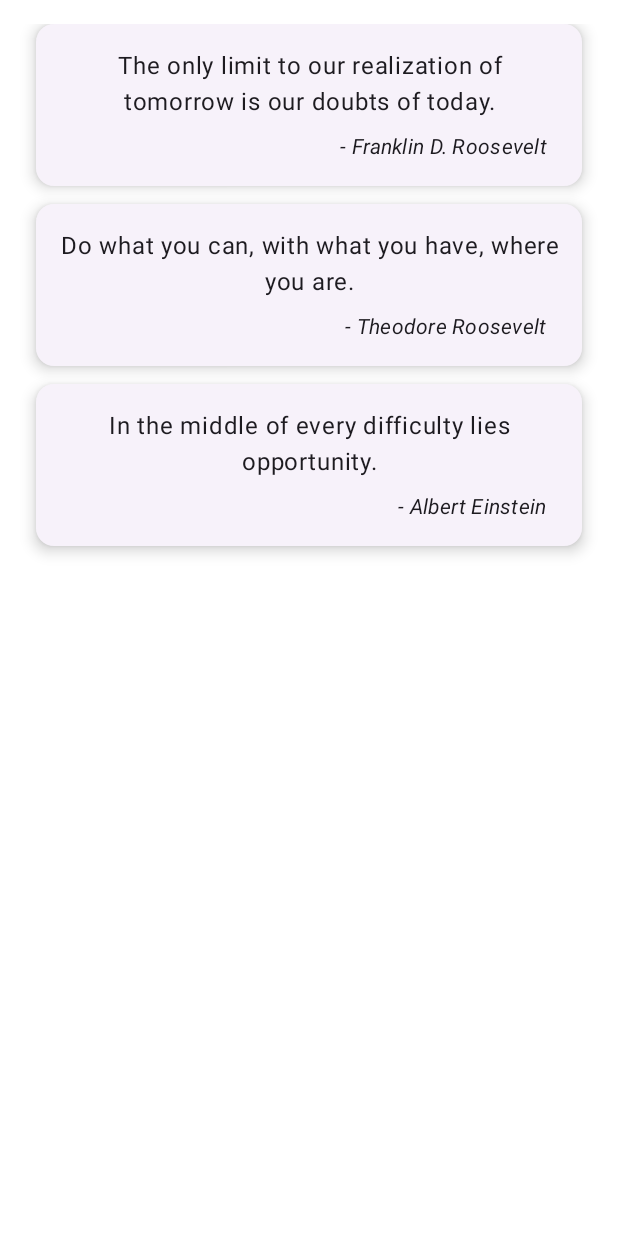
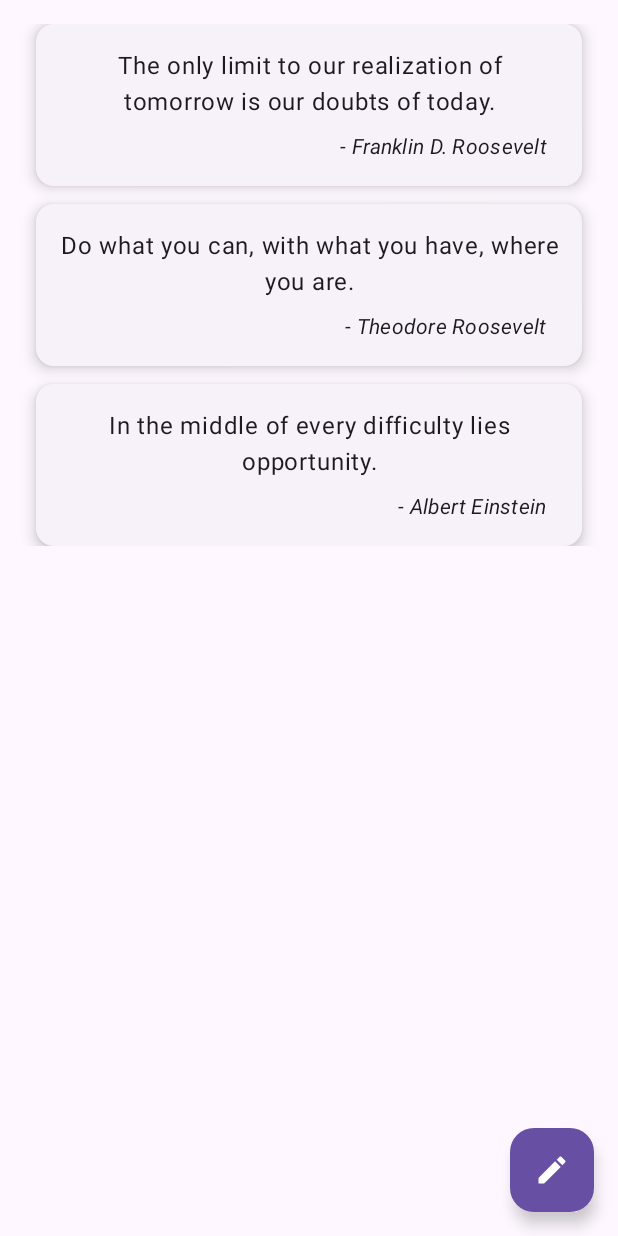
Before and after one commit to nathan79-c/My_Favorites_Quotes, an Android app built with Jetpack Compose: the @Preview function PreviewAllQuotes, on a phone screen of 412 x 824 dp. Run offline under Robolectric (Android 15) with nearby library versions, the phone set to English and light mode, and no system bars.

Commit message:
finish mainScreen

```diff
--- a/app/src/main/java/com/example/myfavoritesquotes/ui/AllQuotesScreen.kt
+++ b/app/src/main/java/com/example/myfavoritesquotes/ui/AllQuotesScreen.kt
@@ -1,6 +1,7 @@
 package com.example.myfavoritesquotes.ui
 
 import androidx.compose.foundation.layout.Arrangement
+import androidx.compose.foundation.layout.Box
 import androidx.compose.foundation.layout.Column
 import androidx.compose.foundation.layout.Spacer
 import androidx.compose.foundation.layout.fillMaxSize
@@ -10,10 +11,16 @@ import androidx.compose.foundation.layout.padding
 import androidx.compose.foundation.layout.size
 import androidx.compose.foundation.lazy.LazyColumn
 import androidx.compose.foundation.lazy.items
+import androidx.compose.material.icons.Icons
+import androidx.compose.material.icons.filled.Add
+import androidx.compose.material.icons.filled.Create
 import androidx.compose.material3.Card
 import androidx.compose.material3.CardDefaults
 import androidx.compose.material3.ElevatedCard
+import androidx.compose.material3.FloatingActionButton
+import androidx.compose.material3.Icon
 import androidx.compose.material3.MaterialTheme
+import androidx.compose.material3.Scaffold
 import androidx.compose.material3.Text
 import androidx.compose.runtime.Composable
 import androidx.compose.ui.Alignment
@@ -25,10 +32,20 @@ import androidx.compose.ui.unit.dp
 import com.example.myfavoritesquotes.data.model.QuotesModel
 
 @Composable
-fun AllQuotes(modifier: Modifier = Modifier, quotes: List<QuotesModel>) {
+fun AllQuotes(quotes: List<QuotesModel>) {
+    Scaffold(
+        floatingActionButton = {
+            FloatingActionButton(
+                onClick = { /* Handle click */ },
+                containerColor = MaterialTheme.colorScheme.primary
+            ) {
+                Icon(Icons.Filled.Create, "Add Quote")
+            }
+        }
+    ) { innerPadding ->
         LazyColumn(
-        modifier = modifier
-            .fillMaxSize()
+            modifier = Modifier
+                .padding(innerPadding)
                 .padding(16.dp),
             verticalArrangement = Arrangement.spacedBy(12.dp)
         ) {
@@ -37,6 +54,8 @@ fun AllQuotes(modifier: Modifier = Modifier, quotes: List<QuotesModel>) {
             }
         }
     }
+}
+
 
 @Composable
 fun CardQuotes(modifier: Modifier = Modifier, quotes: QuotesModel) {
@@ -69,6 +88,15 @@ fun CardQuotes(modifier: Modifier = Modifier, quotes: QuotesModel) {
     }
 }
 
+@Composable
+fun ButtonFloating(modifier: Modifier,onClick: () -> Unit) {
+    FloatingActionButton(
+        onClick = { onClick() },
+    ) {
+        Icon(Icons.Filled.Create, "Floating action button.")
+    }
+}
+
 @Preview(showBackground = true)
 @Composable
 fun PreviewCardQuotes() {
```
Lines whose indentation alone changed are shown as unchanged.
